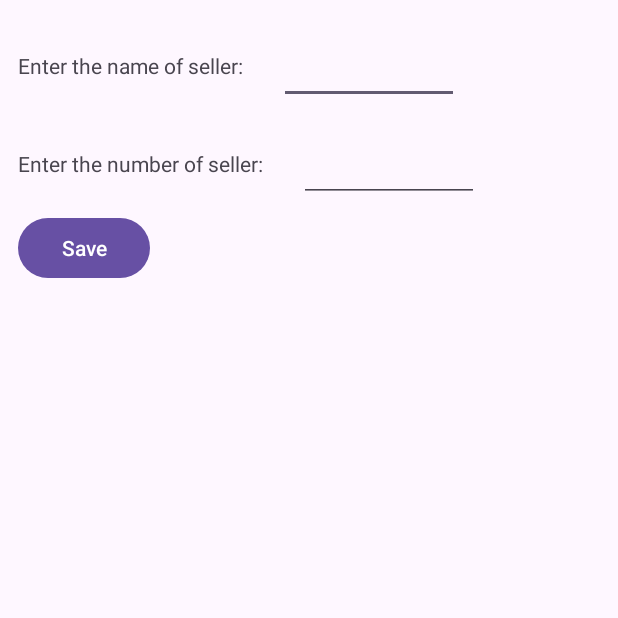
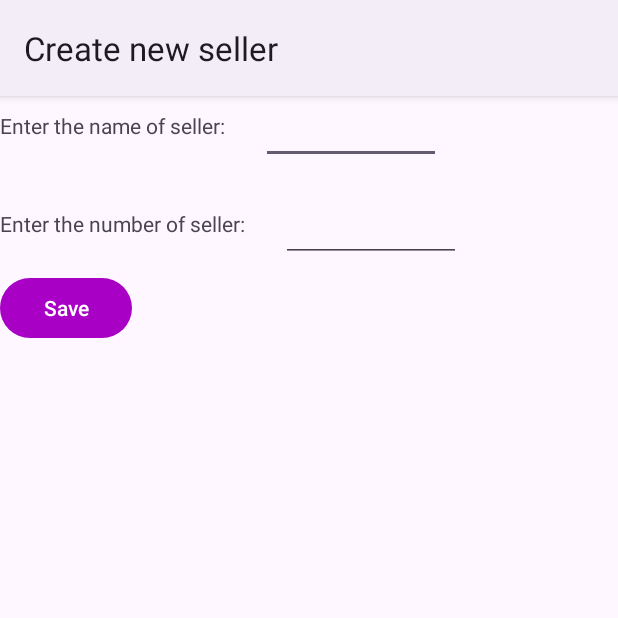
Before and after one commit to keerthivasansa/ImageMapper, an Android app: the screen it shows after launch (NewSeller), after a tap on an icon or button, on a phone screen of 412 x 824 dp, the top half of it. Run offline under Robolectric (Android 15) with nearby library versions, the phone set to English and light mode, and no system bars; our stand-ins replace Firebase (no records; nobody signed in at launch, a user with empty details on screens opened directly).

Commit message:
added theme color

```diff
--- a/app/src/main/AndroidManifest.xml
+++ b/app/src/main/AndroidManifest.xml
@@ -20,6 +20,7 @@
         tools:targetApi="31">
         <activity
             android:name=".NewSeller"
+            android:label="Create new seller"
             android:exported="false" />
         <activity
             android:name=".MainActivity"
@@ -32,6 +33,7 @@
         </activity>
         <activity
             android:name=".ImageIntent"
+            android:label="Image"
             android:exported="true">
             <intent-filter>
                 <action android:name="android.intent.action.SEND" />
--- a/app/src/main/java/com/keerthivasan/imagemapper/MainActivity.kt
+++ b/app/src/main/java/com/keerthivasan/imagemapper/MainActivity.kt
@@ -1,5 +1,6 @@
 package com.keerthivasan.imagemapper
 
+import android.app.Activity
 import android.content.Intent
 import android.os.Bundle
 import android.widget.Toast
@@ -19,6 +20,7 @@ class MainActivity : AppCompatActivity() {
     override fun onCreate(savedInstanceState: Bundle?) {
         super.onCreate(savedInstanceState)
         setContentView(R.layout.activity_main)
+        title = "Sellers"
         showSellers()
         val createBtn = findViewById<FloatingActionButton>(R.id.create_btn)
         createBtn.setOnClickListener {
--- a/app/src/main/res/layout/activity_new_seller.xml
+++ b/app/src/main/res/layout/activity_new_seller.xml
@@ -3,9 +3,6 @@
     xmlns:app="http://schemas.android.com/apk/res-auto"
     xmlns:tools="http://schemas.android.com/tools"
     android:layout_width="match_parent"
-    android:paddingTop="24dp"
-    android:paddingStart="12dp"
-    android:paddingEnd="12dp"
     android:layout_height="match_parent"
     tools:context=".NewSeller">
 
--- a/app/src/main/res/values-night/themes.xml
+++ b/app/src/main/res/values-night/themes.xml
@@ -1,7 +1,8 @@
 <resources xmlns:tools="http://schemas.android.com/tools">
     <!-- Base application theme. -->
-    <style name="Base.Theme.ImageMapper" parent="Theme.Material3.DayNight.NoActionBar">
-        <!-- Customize your dark theme here. -->
-        <!-- <item name="colorPrimary">@color/my_dark_primary</item> -->
+    <style name="Base.Theme.ImageMapper" parent="Theme.Material3.Dark">
+        <!-- Customize your light theme here. -->
+        <item name="colorPrimary">#A900C5</item>
     </style>
-</resources>
+    <style name="Theme.ImageMapper" parent="Base.Theme.ImageMapper" />
+</resource>
--- a/app/src/main/res/values/themes.xml
+++ b/app/src/main/res/values/themes.xml
@@ -1,9 +1,8 @@
 <resources xmlns:tools="http://schemas.android.com/tools">
     <!-- Base application theme. -->
-    <style name="Base.Theme.ImageMapper" parent="Theme.Material3.DayNight.NoActionBar">
+    <style name="Base.Theme.ImageMapper" parent="Theme.Material3.Light">
         <!-- Customize your light theme here. -->
-        <!-- <item name="colorPrimary">@color/my_light_primary</item> -->
+        <item name="colorPrimary">#A900C5</item>
     </style>
-
     <style name="Theme.ImageMapper" parent="Base.Theme.ImageMapper" />
 </resources>
```
Also changed, not shown: app/src/main/res/layout/activity_main.xml (+2 -21 lines).
